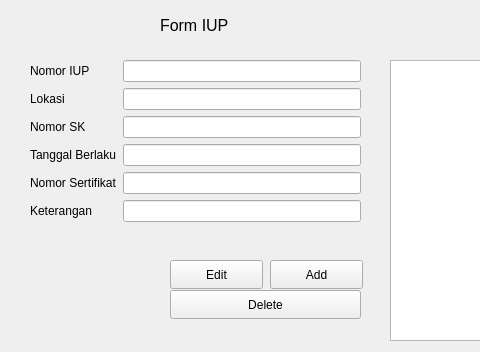
This is formiup.ui in Yadija/tugas_visual_2 as Qt 5 draws it before an edit; both pictures show x 0 to 480 and y 0 to 352 of the 1064 by 352 pixel window. The edited form follows.
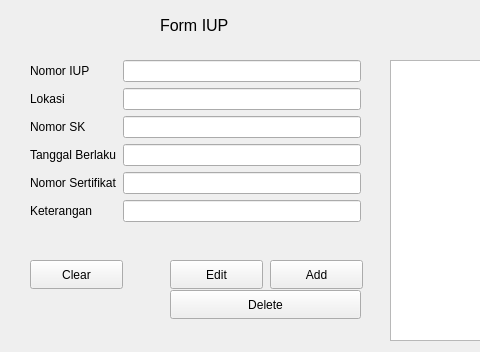
This is the edited form.

Commit message: ⚒️build: add clean form and click table to form iup

The edit to the form file:
```diff
--- a/formiup.ui
+++ b/formiup.ui
@@ -152,6 +152,19 @@
     </rect>
    </property>
   </widget>
+  <widget class="QPushButton" name="pushButtonClear">
+   <property name="geometry">
+    <rect>
+     <x>30</x>
+     <y>260</y>
+     <width>93</width>
+     <height>29</height>
+    </rect>
+   </property>
+   <property name="text">
+    <string>Clear</string>
+   </property>
+  </widget>
  </widget>
  <resources/>
  <connections/>
```
The commit also changes 2 other files.
